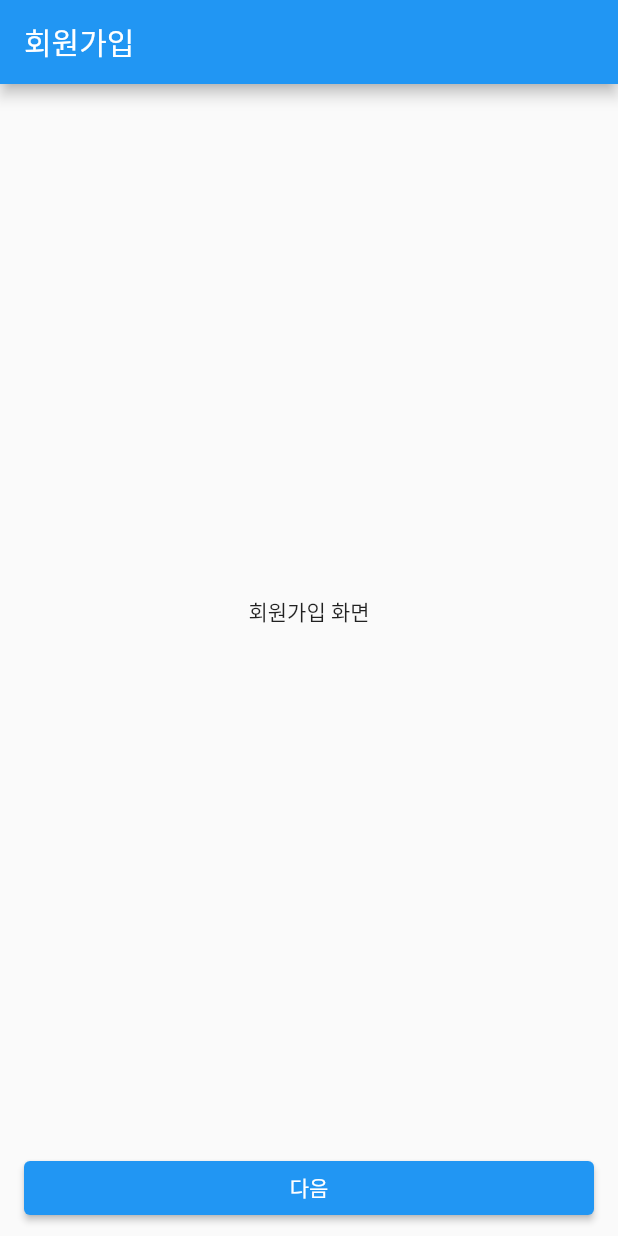
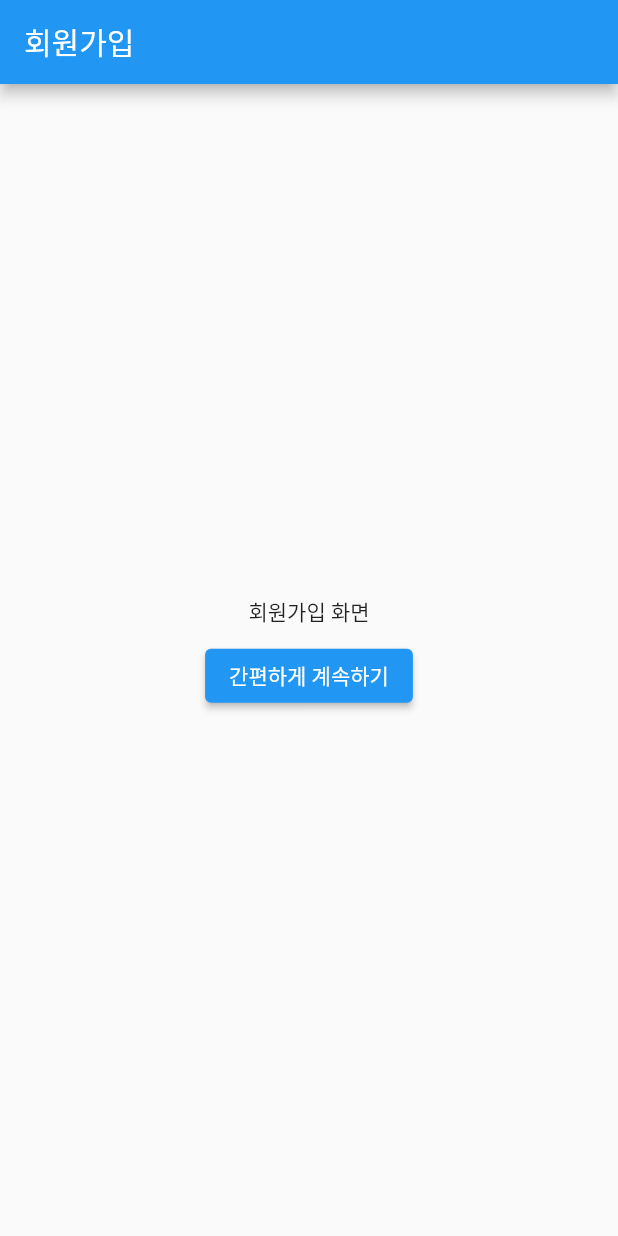
Before and after one commit to JoBeomRae/MEETreally, a Flutter app: the screen it shows after launch, on a phone screen of 412 x 824 dp. Run offline on Flutter 3.47's test engine with Material 2 defaults, Android fonts, the phone set to English and light mode, and no system bars; our stand-ins replace firebase_core; accounts and stored records are empty; statements that could not run were skipped.

Commit message:
firebase success

```diff
--- a/lib/signup/page1.dart
+++ b/lib/signup/page1.dart
@@ -10,10 +10,12 @@ class Page1 extends StatelessWidget {
       appBar: AppBar(
         title: const Text('회원가입'),
       ),
-      body: const Center(
-        child: Text('회원가입 화면'),
-      ),
-      bottomNavigationBar: Padding(
+      body: Center(
+        child: Column(
+          mainAxisAlignment: MainAxisAlignment.center,
+          children: <Widget>[
+            const Text('회원가입 화면'),
+            Padding(
               padding: const EdgeInsets.symmetric(horizontal: 16.0, vertical: 8.0),
               child: ElevatedButton(
                 onPressed: () {
@@ -22,7 +24,10 @@ class Page1 extends StatelessWidget {
                     MaterialPageRoute(builder: (context) => const FirstPage()),
                   );
                 },
-          child: const Text('다음'),
+                child: const Text('간편하게 계속하기'),
+              ),
+            ),
+          ],
         ),
       ),
     );
```
Also changed, not shown: lib/firebase_options.dart, lib/injeung/injeungnumber.dart (added), lib/injeung/phonenumeber.dart (added), 1 other file. Lines whose indentation alone changed are shown as unchanged.
